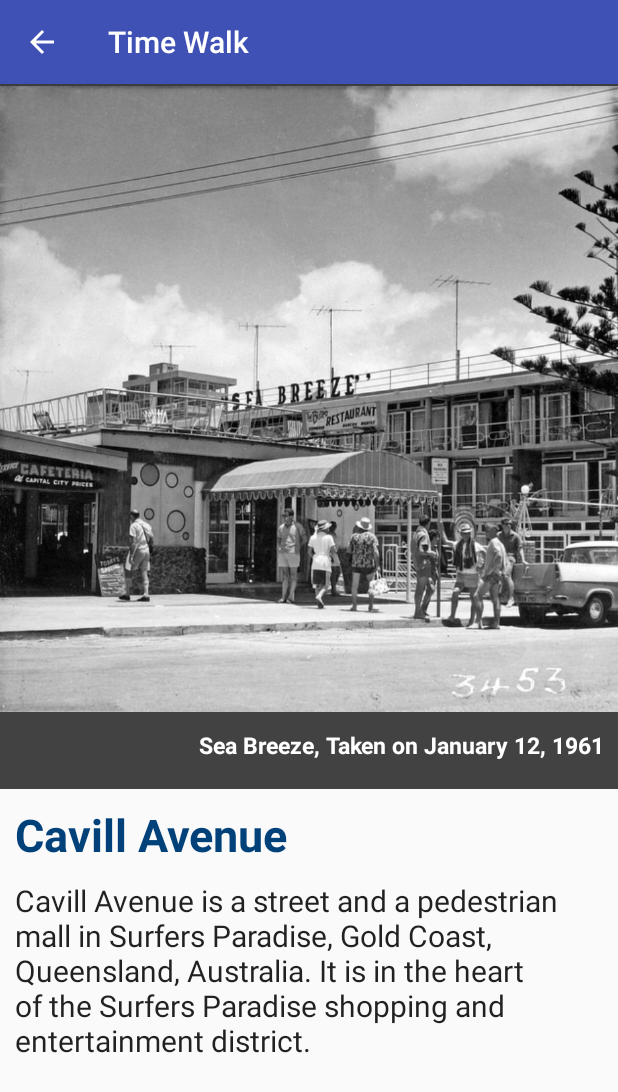
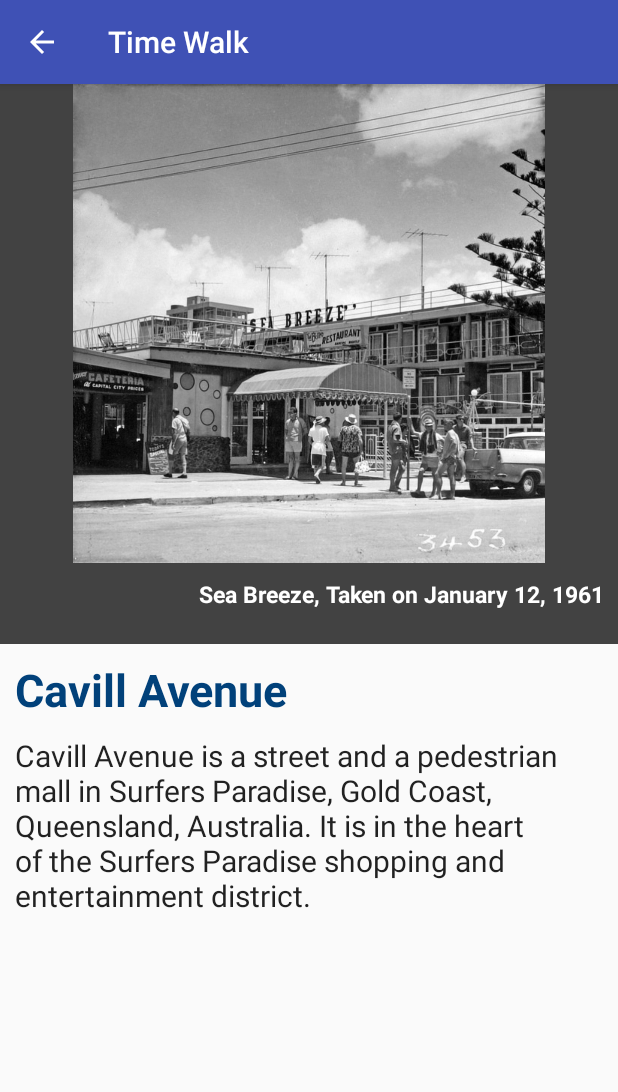
Before and after one commit to isaacraynald/TimeWalk, an Android app: the fragment LocationFragment placed in its activity, on a phone screen of 412 x 824 dp. Shown: the top 1092 px of the screen. Run offline under Robolectric (Android 15) with nearby library versions, the phone set to English and light mode, and no system bars; 1 statement that could not run was skipped.

Commit message:
resize images in location description fragment

```diff
--- a/TimeWalk/app/src/main/res/layout/fragment_location.xml
+++ b/TimeWalk/app/src/main/res/layout/fragment_location.xml
@@ -18,7 +18,7 @@
             <android.support.v4.view.ViewPager
                 android:id="@+id/view_pager"
                 android:layout_width="match_parent"
-                android:layout_height="470dp"
+                android:layout_height="373dp"
                 android:background="@color/cardview_dark_background"></android.support.v4.view.ViewPager>
 
             <TextView
--- a/TimeWalk/app/src/main/res/layout/swipe_gallery.xml
+++ b/TimeWalk/app/src/main/res/layout/swipe_gallery.xml
@@ -6,7 +6,7 @@
 
     <ImageView
         android:layout_width="match_parent"
-        android:layout_height="420dp"
+        android:layout_height="319dp"
         android:scaleType="fitCenter"
         android:id="@+id/locationImage"/>
 
```
